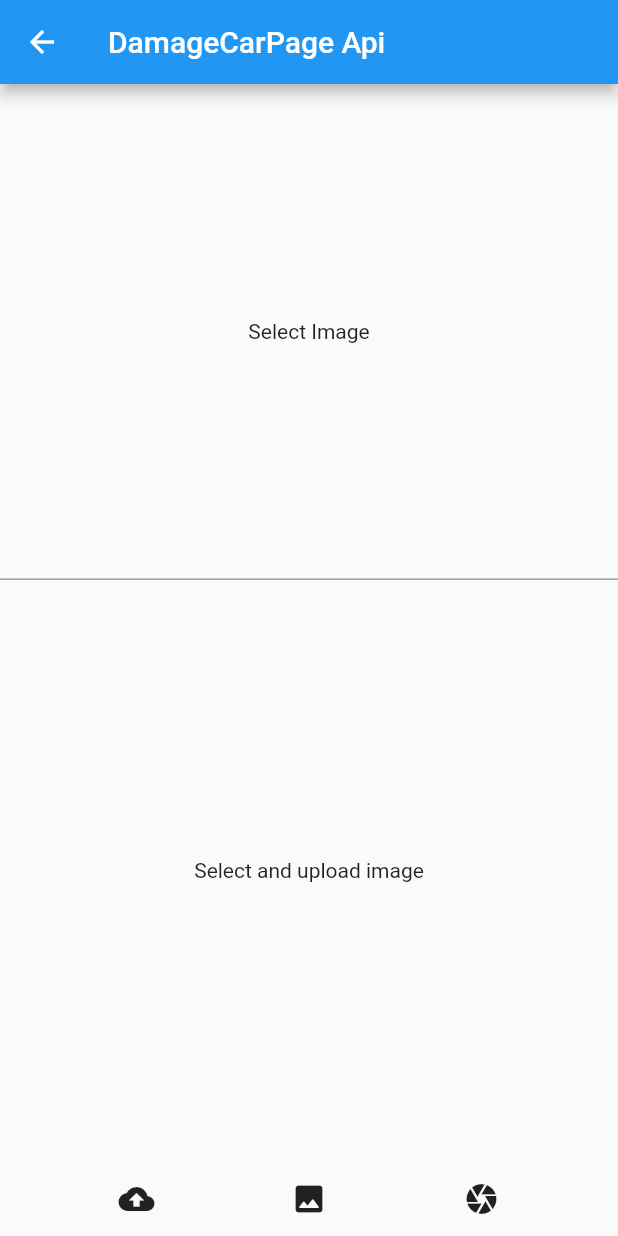
After one commit to Dev-Autoly/autolydemo, a Flutter app: the DamageCarPage screen opened directly, after a tap on the "cloud upload" icon, on a phone screen of 412 x 824 dp. The commit adds this screen. Run offline on Flutter 3.47's test engine with Material 2 defaults, Android fonts, the phone set to English and light mode, and no system bars; our stand-ins replace camera, dio, flutter_svg, fluttertoast, image_gallery_saver, image_picker and 4 more; missing offline and left inert: exif, image_pickers, juxtapose.

Commit message:
create damage

```diff
--- /dev/null
+++ b/lib/damageCar/damagecar.dart
@@ -0,0 +1,98 @@
+import 'dart:io';
+
+import 'package:autolydemo/core/common_functions.dart';
+import 'package:autolydemo/core/scan_animation.dart';
+import 'package:autolydemo/core/text_display_image.dart';
+import 'package:camera/camera.dart';
+import 'package:flutter/material.dart';
+
+class DamageCarPage extends StatefulWidget {
+  const DamageCarPage({Key key}) : super(key: key);
+
+  @override
+  State<DamageCarPage> createState() => _DamageCarPageState();
+}
+
+class _DamageCarPageState extends State<DamageCarPage> {
+  String _selectedImagePath;
+  bool isProcessing = false;
+  TorchImageResponse _response;
+
+  @override
+  Widget build(BuildContext context) {
+    Size size = MediaQuery.of(context).size;
+    return Scaffold(
+      appBar: AppBar(
+        title: const Text('DamageCarPage Api'),
+      ),
+      body: Column(
+        children: [
+          SizedBox(
+            height: size.height * 0.4,
+            child: Stack(
+              children: [
+                Container(
+                  alignment: Alignment.center,
+                  child: _selectedImagePath != null ? Image.file(File(_selectedImagePath)) : const Text('Select Image'),
+                ),
+                isProcessing ? const ScanAnimationWidget() : const SizedBox(),
+              ],
+            ),
+          ),
+          Container(
+            height: 1,
+            width: size.width,
+            color: Colors.grey,
+          ),
+          Expanded(
+              child: _response == null
+                  ? const DisplayCenterText(msg: 'Select and upload image')
+                  : _response.isSuccess
+                  ? Container(
+                child: Image.memory(_response.image),
+              )
+                  : DisplayCenterText(msg: _response.msg)),
+
+          ///tool box
+          SizedBox(
+            height: 50,
+            width: size.width,
+            child: Row(
+              mainAxisAlignment: MainAxisAlignment.spaceEvenly,
+              children: [
+                IconButton(
+                  onPressed: () async {
+                    if (_selectedImagePath != null) {
+                      isProcessing = true;
+                      _response = null;
+                      setState(() {});
+                      print('checkDamage');
+                      _response = await checkDamageApi(imagePath: _selectedImagePath);
+                      isProcessing = false;
+                      setState(() {});
+                    }
+                  },
+                  icon: const Icon(Icons.cloud_upload),
+                ),
+                IconButton(
+                  onPressed: () async {
+                    _selectedImagePath = await pickImage(option: imagePickerOption.gallery);
+                    setState(() {});
+                  },
+                  icon: const Icon(Icons.image_rounded),
+                ),
+                IconButton(
+                  onPressed: () async {
+                    _selectedImagePath = await pickImage(option: imagePickerOption.camera);
+                    setState(() {});
+                  },
+                  icon: const Icon(Icons.camera),
+                ),
+              ],
+            ),
+          )
+        ],
+      ),
+    );
+  }
+}
--- a/lib/main.dart
+++ b/lib/main.dart
@@ -1,5 +1,6 @@
 
 import 'package:autolydemo/core/common_functions.dart';
+import 'package:autolydemo/damageCar/damagecar.dart';
 import 'package:autolydemo/guided_camera/imageHolderClass.dart';
 import 'package:autolydemo/removeDarknessM1/removeDarknessM1Home.dart';
 import 'package:autolydemo/segment_car_api/segment_car_home.dart';
@@ -204,6 +205,12 @@ class MyHomePage extends StatelessWidget {
             description: 'This API predict damage to car parts',
             onTap: () async{
              // TODO:Mohammad please navigate to damage api page from here
+                       Navigator.push(
+                context,
+                MaterialPageRoute(
+                  builder: (context) => const DamageCarPage(),
+                ),
+              );
             },
           ),
 
```
Also changed, not shown: lib/core/common_functions.dart (+49 -0 lines).
